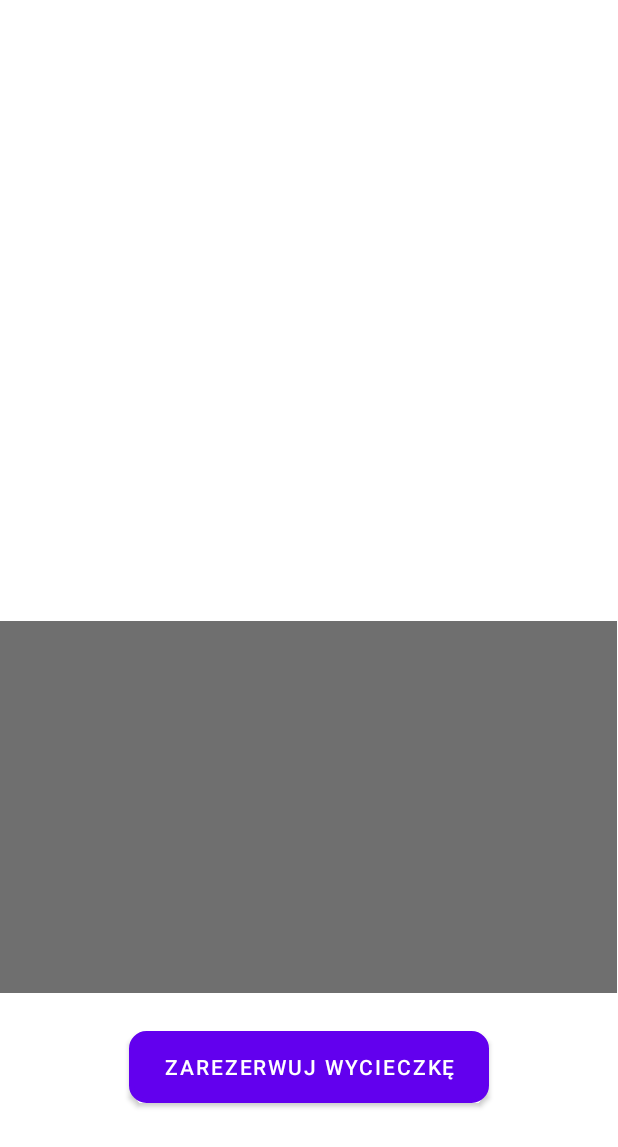
After one commit to mateusz-latkowski/ProjektZespolowy, an Android app: the layout activity_uzytkownik_przeglad_wycieczki.xml on its own in the app's theme, with its tools: preview values and no code run, on a phone screen of 412 x 824 dp. The commit adds this screen. Shown: the top 1147 px of the screen. Run offline under Robolectric (Android 15) with nearby library versions, the phone set to English and light mode, and no system bars.

Commit message:
Zbiorowa zmiana ML

```diff
--- /dev/null
+++ b/PROJEKT/app/src/main/res/layout/activity_uzytkownik_przeglad_wycieczki.xml
@@ -0,0 +1,66 @@
+<?xml version="1.0" encoding="utf-8"?>
+<ScrollView
+    xmlns:android="http://schemas.android.com/apk/res/android"
+    xmlns:app="http://schemas.android.com/apk/res-auto"
+    xmlns:tools="http://schemas.android.com/tools"
+    android:layout_width="match_parent"
+    android:layout_height="match_parent"
+    tools:context=".Admin_PrzegladWycieczki">
+
+    <LinearLayout
+        android:layout_width="match_parent"
+        android:layout_height="wrap_content"
+        android:orientation="vertical">
+
+
+        <TextView
+            android:id="@+id/textViewPrzegladMiejsceUzytkownik"
+            android:layout_width="match_parent"
+            android:layout_height="37dp"
+            android:layout_marginTop="25dp" />
+
+        <TextView
+            android:id="@+id/textViewPrzegladDataUzytkownik"
+            android:layout_width="match_parent"
+            android:layout_height="50dp"
+            android:layout_marginTop="25dp" />
+
+        <TextView
+            android:id="@+id/textViewPrzegladCenaUzytkownik"
+            android:layout_width="match_parent"
+            android:layout_height="50dp"
+            android:layout_marginTop="25dp" />
+
+        <TextView
+            android:id="@+id/textViewPrzegladPrzewodnikUzytkownik"
+            android:layout_width="match_parent"
+            android:layout_height="50dp"
+            android:layout_marginTop="25dp" />
+
+        <TextView
+            android:id="@+id/textViewPrzegladOpisUzytkownik"
+            android:layout_width="match_parent"
+            android:layout_height="70dp"
+            android:layout_marginTop="25dp" />
+
+        <ImageView
+            android:id="@+id/imageViewPrzegladZdjecieUzytkownik"
+            android:layout_width="411dp"
+            android:layout_height="248dp"
+            android:layout_gravity="center"
+            android:layout_marginTop="30dp"
+            app:srcCompat="@color/common_google_signin_btn_text_light_default" />
+
+        <Button
+            android:id="@+id/buttonRezerwuj"
+            android:layout_width="240dp"
+            android:layout_gravity="center"
+            android:layout_height="wrap_content"
+            android:background="@drawable/rounded_buttons"
+            android:text="@string/buttonRezerwacja"
+            android:layout_marginTop="25dp"
+            android:layout_marginBottom="25dp" />
+
+    </LinearLayout>
+
+</ScrollView>
--- a/PROJEKT/app/src/main/res/values/strings.xml
+++ b/PROJEKT/app/src/main/res/values/strings.xml
@@ -50,8 +50,15 @@
     <string name="buttonMojeWycieczki">Moje wycieczki</string>
     <string name="buttonKonto">Moje konto</string>
 
+    <!--    Uzytkownik Przeglad Wycieczki -->
+    <string name="buttonRezerwacja">Zarezerwuj wycieczkę</string>
+    <string name="textViewKomunikatRezerwacja">Czy na pewno chcesz zarezerwować wycieczkę?</string>
+
     <!--    Uzytkownik Moje konto-->
     <string name="editTextKwota">Podaj kwotę</string>
     <string name="buttonWplac">Wpłać</string>
     <string name="buttonAnuluj">Anuluj rezerwację</string>
+
+    <!--    Przewodnik Main-->
+    <string name="buttonUczestnicy">Uczestnicy</string>
 </resources>
```
Also changed, not shown: PROJEKT/app/src/main/AndroidManifest.xml (+13 -6 lines), PROJEKT/app/src/main/java/com/example/projektzespolowy/Uzytkownik_MojeWycieczki.java (added, +111 -0 lines), PROJEKT/app/src/main/java/com/example/projektzespolowy/Uzytkownik_PrzegladMojejWycieczki.java (added, +122 -0 lines), PROJEKT/app/src/main/java/com/example/projektzespolowy/Uzytkownik_PrzegladWycieczki.java (added, +195 -0 lines), PROJEKT/app/src/main/res/layout/activity_uzytkownik_moje_wycieczki.xml (added, +13 -0 lines), PROJEKT/app/src/main/res/layout/activity_uzytkownik_przeglad_mojej_wycieczki.xml (added, +66 -0 lines), PROJEKT/app/src/main/res/layout/wycieczka_rezerwacja.xml (added, +20 -0 lines).
